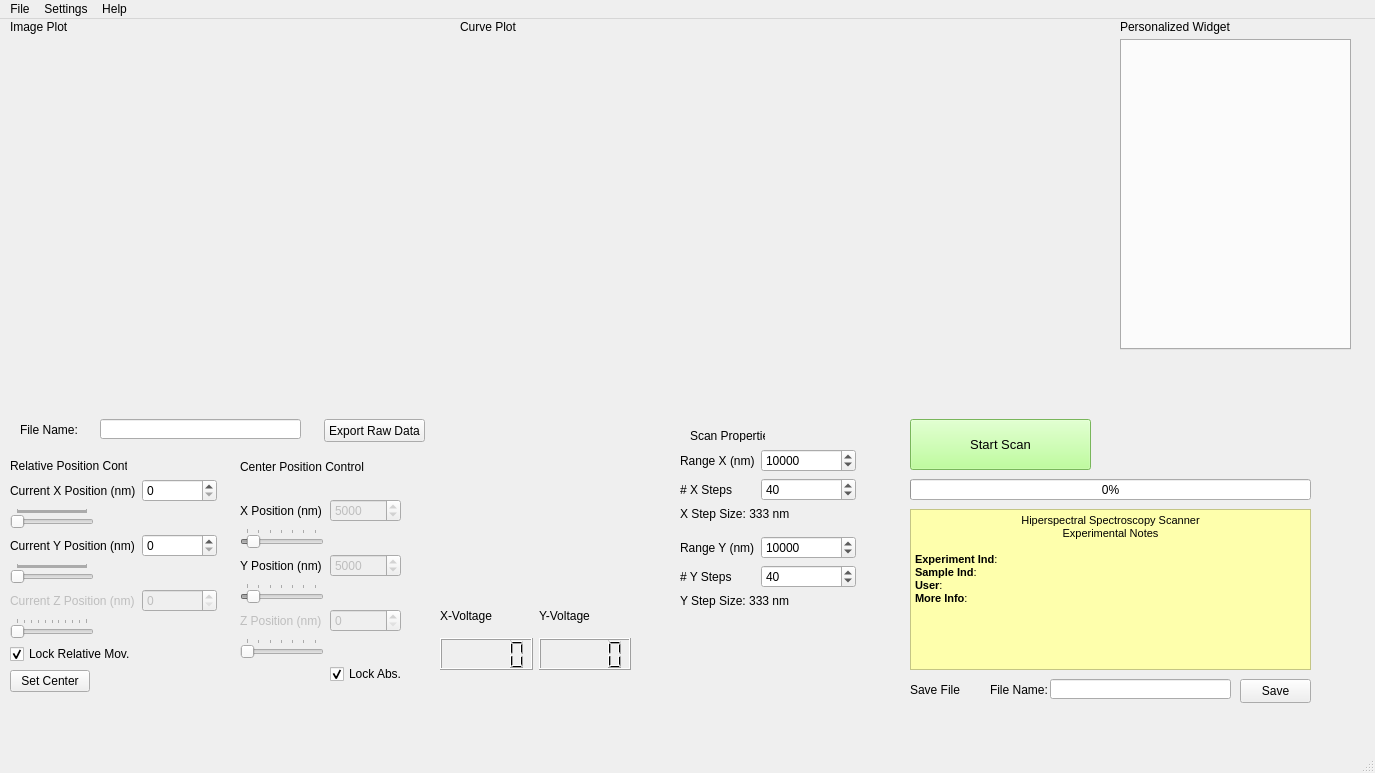
Above: mainLayout.ui from AllisonPessoa/nano-scanner before the change. Below: the same form after it.
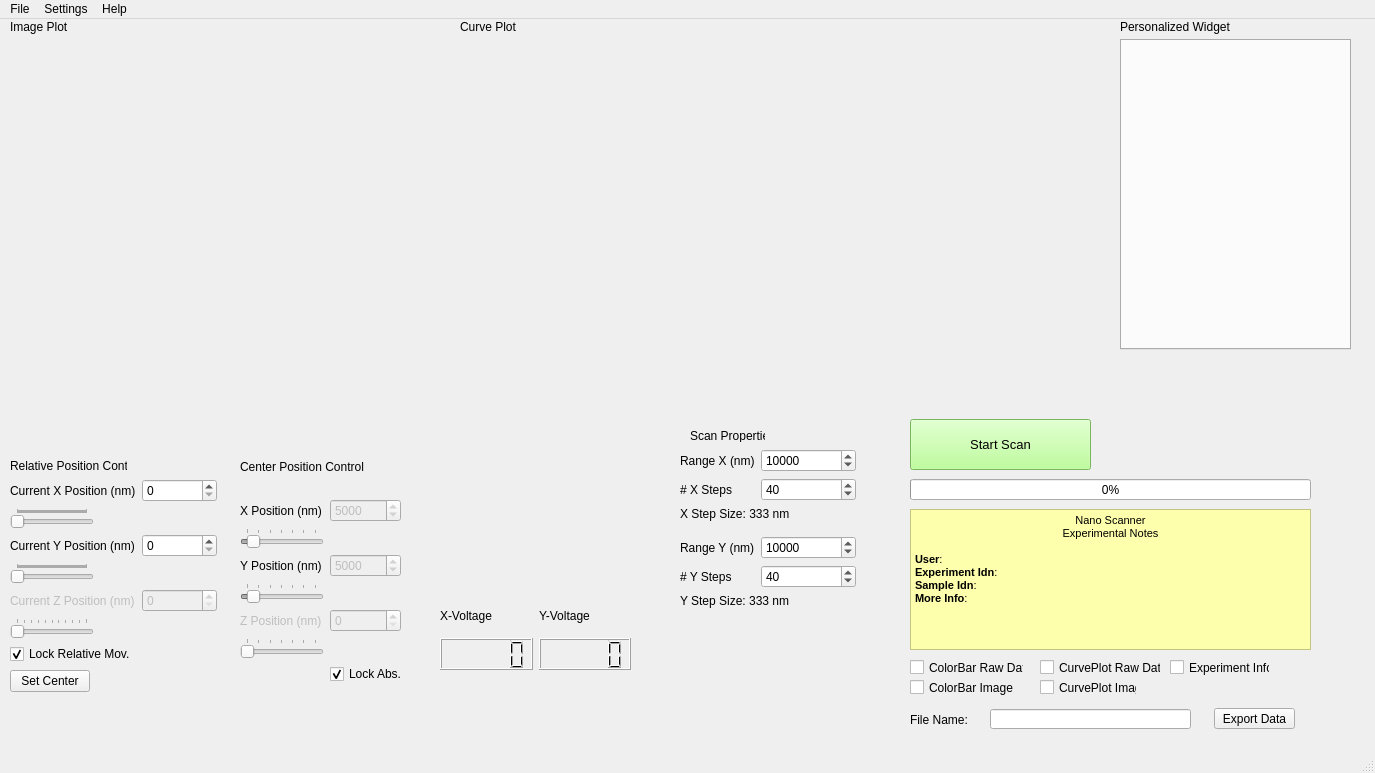
That is the form after the change. Icons and pictures are not drawn. Custom widgets are drawn as their Qt base class.

What changed in the file:
```diff
--- a/mainLayout.ui
+++ b/mainLayout.ui
@@ -391,7 +391,7 @@
       <x>910</x>
       <y>490</y>
       <width>401</width>
-      <height>161</height>
+      <height>141</height>
      </rect>
     </property>
     <property name="styleSheet">
@@ -402,12 +402,12 @@
 &lt;html&gt;&lt;head&gt;&lt;meta name=&quot;qrichtext&quot; content=&quot;1&quot; /&gt;&lt;style type=&quot;text/css&quot;&gt;
 p, li { white-space: pre-wrap; }
 &lt;/style&gt;&lt;/head&gt;&lt;body style=&quot; font-family:'MS Shell Dlg 2'; font-size:8.25pt; font-weight:400; font-style:normal;&quot;&gt;
-&lt;p align=&quot;center&quot; style=&quot; margin-top:0px; margin-bottom:0px; margin-left:0px; margin-right:0px; -qt-block-indent:0; text-indent:0px;&quot;&gt;Hiperspectral Spectroscopy Scanner&lt;/p&gt;
+&lt;p align=&quot;center&quot; style=&quot; margin-top:0px; margin-bottom:0px; margin-left:0px; margin-right:0px; -qt-block-indent:0; text-indent:0px;&quot;&gt;Nano Scanner&lt;/p&gt;
 &lt;p align=&quot;center&quot; style=&quot; margin-top:0px; margin-bottom:0px; margin-left:0px; margin-right:0px; -qt-block-indent:0; text-indent:0px;&quot;&gt;Experimental Notes&lt;/p&gt;
 &lt;p style=&quot;-qt-paragraph-type:empty; margin-top:0px; margin-bottom:0px; margin-left:0px; margin-right:0px; -qt-block-indent:0; text-indent:0px;&quot;&gt;&lt;br /&gt;&lt;/p&gt;
-&lt;p style=&quot; margin-top:0px; margin-bottom:0px; margin-left:0px; margin-right:0px; -qt-block-indent:0; text-indent:0px;&quot;&gt;&lt;span style=&quot; font-weight:600;&quot;&gt;Experiment Ind&lt;/span&gt;: &lt;/p&gt;
-&lt;p style=&quot; margin-top:0px; margin-bottom:0px; margin-left:0px; margin-right:0px; -qt-block-indent:0; text-indent:0px;&quot;&gt;&lt;span style=&quot; font-weight:600;&quot;&gt;Sample Ind&lt;/span&gt;: &lt;/p&gt;
 &lt;p style=&quot; margin-top:0px; margin-bottom:0px; margin-left:0px; margin-right:0px; -qt-block-indent:0; text-indent:0px;&quot;&gt;&lt;span style=&quot; font-weight:600;&quot;&gt;User&lt;/span&gt;: &lt;/p&gt;
+&lt;p style=&quot; margin-top:0px; margin-bottom:0px; margin-left:0px; margin-right:0px; -qt-block-indent:0; text-indent:0px;&quot;&gt;&lt;span style=&quot; font-weight:600;&quot;&gt;Experiment Idn&lt;/span&gt;: &lt;/p&gt;
+&lt;p style=&quot; margin-top:0px; margin-bottom:0px; margin-left:0px; margin-right:0px; -qt-block-indent:0; text-indent:0px;&quot;&gt;&lt;span style=&quot; font-weight:600;&quot;&gt;Sample Idn&lt;/span&gt;: &lt;/p&gt;
 &lt;p style=&quot; margin-top:0px; margin-bottom:0px; margin-left:0px; margin-right:0px; -qt-block-indent:0; text-indent:0px;&quot;&gt;&lt;span style=&quot; font-weight:600;&quot;&gt;More Info&lt;/span&gt;: &lt;/p&gt;
 &lt;p style=&quot;-qt-paragraph-type:empty; margin-top:0px; margin-bottom:0px; margin-left:0px; margin-right:0px; -qt-block-indent:0; text-indent:0px;&quot;&gt;&lt;br /&gt;&lt;/p&gt;&lt;/body&gt;&lt;/html&gt;</string>
     </property>
@@ -757,59 +757,6 @@
      <string>%p%</string>
     </property>
    </widget>
-   <widget class="QLabel" name="label_6">
-    <property name="geometry">
-     <rect>
-      <x>910</x>
-      <y>660</y>
-      <width>72</width>
-      <height>21</height>
-     </rect>
-    </property>
-    <property name="text">
-     <string>Save File</string>
-    </property>
-   </widget>
-   <widget class="QLineEdit" name="lineEdit_fileName">
-    <property name="geometry">
-     <rect>
-      <x>1050</x>
-      <y>660</y>
-      <width>181</width>
-      <height>20</height>
-     </rect>
-    </property>
-   </widget>
-   <widget class="QPushButton" name="pushButton_save">
-    <property name="geometry">
-     <rect>
-      <x>1240</x>
-      <y>660</y>
-      <width>71</width>
-      <height>24</height>
-     </rect>
-    </property>
-    <property name="text">
-     <string>Save</string>
-    </property>
-    <property name="icon">
-     <iconset>
-      <normaloff>:/devices/32x32/devices/media-floppy.png</normaloff>:/devices/32x32/devices/media-floppy.png</iconset>
-    </property>
-   </widget>
-   <widget class="QLabel" name="label_17">
-    <property name="geometry">
-     <rect>
-      <x>990</x>
-      <y>660</y>
-      <width>72</width>
-      <height>21</height>
-     </rect>
-    </property>
-    <property name="text">
-     <string>File Name:</string>
-    </property>
-   </widget>
    <widget class="GraphicsLayoutWidget" name="widget_positioningMap" native="true">
     <property name="geometry">
      <rect>
@@ -870,21 +817,21 @@
    <widget class="QPushButton" name="pushButton_exportRaw">
     <property name="geometry">
      <rect>
-      <x>324</x>
-      <y>400</y>
-      <width>101</width>
-      <height>23</height>
+      <x>1214</x>
+      <y>689</y>
+      <width>81</width>
+      <height>21</height>
      </rect>
     </property>
     <property name="text">
-     <string>Export Raw Data</string>
+     <string>Export Data</string>
     </property>
    </widget>
    <widget class="QLineEdit" name="lineEdit_fileNameExport">
     <property name="geometry">
      <rect>
-      <x>100</x>
-      <y>400</y>
+      <x>990</x>
+      <y>690</y>
       <width>201</width>
       <height>20</height>
      </rect>
@@ -893,8 +840,8 @@
    <widget class="QLabel" name="label_18">
     <property name="geometry">
      <rect>
-      <x>20</x>
-      <y>400</y>
+      <x>910</x>
+      <y>690</y>
       <width>72</width>
       <height>21</height>
      </rect>
@@ -903,6 +850,74 @@
      <string>File Name:</string>
     </property>
    </widget>
+   <widget class="QCheckBox" name="checkBox_exportColorBarImage">
+    <property name="geometry">
+     <rect>
+      <x>910</x>
+      <y>660</y>
+      <width>111</width>
+      <height>17</height>
+     </rect>
+    </property>
+    <property name="text">
+     <string>ColorBar Image</string>
+    </property>
+   </widget>
+   <widget class="QCheckBox" name="checkBox_exportExpInfo">
+    <property name="geometry">
+     <rect>
+      <x>1170</x>
+      <y>640</y>
+      <width>100</width>
+      <height>17</height>
+     </rect>
+    </property>
+    <property name="text">
+     <string>Experiment Info</string>
+    </property>
+   </widget>
+   <widget class="QCheckBox" name="checkBox_exportCurvePlotImage">
+    <property name="geometry">
+     <rect>
+      <x>1040</x>
+      <y>660</y>
+      <width>97</width>
+      <height>17</height>
+     </rect>
+    </property>
+    <property name="text">
+     <string>CurvePlot Image</string>
+    </property>
+   </widget>
+   <widget class="QCheckBox" name="checkBox_exportColorBarRaw">
+    <property name="geometry">
+     <rect>
+      <x>910</x>
+      <y>640</y>
+      <width>114</width>
+      <height>17</height>
+     </rect>
+    </property>
+    <property name="whatsThis">
+     <string>&lt;html&gt;&lt;head/&gt;&lt;body&gt;&lt;p&gt;Exports a numpy file (.npy) with the structured data&lt;/p&gt;&lt;/body&gt;&lt;/html&gt;</string>
+    </property>
+    <property name="text">
+     <string>ColorBar Raw Data</string>
+    </property>
+   </widget>
+   <widget class="QCheckBox" name="checkBox_exportCurvePlotRaw">
+    <property name="geometry">
+     <rect>
+      <x>1040</x>
+      <y>640</y>
+      <width>121</width>
+      <height>17</height>
+     </rect>
+    </property>
+    <property name="text">
+     <string>CurvePlot Raw Data</string>
+    </property>
+   </widget>
   </widget>
   <widget class="QMenuBar" name="menubar">
    <property name="geometry">
```
Left out of the diff: 10 changed lines with no effect on the pictures.
